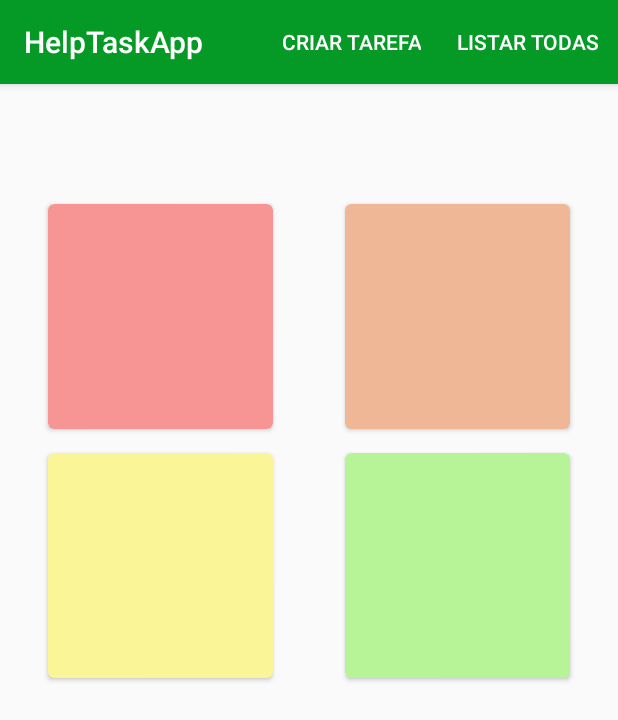
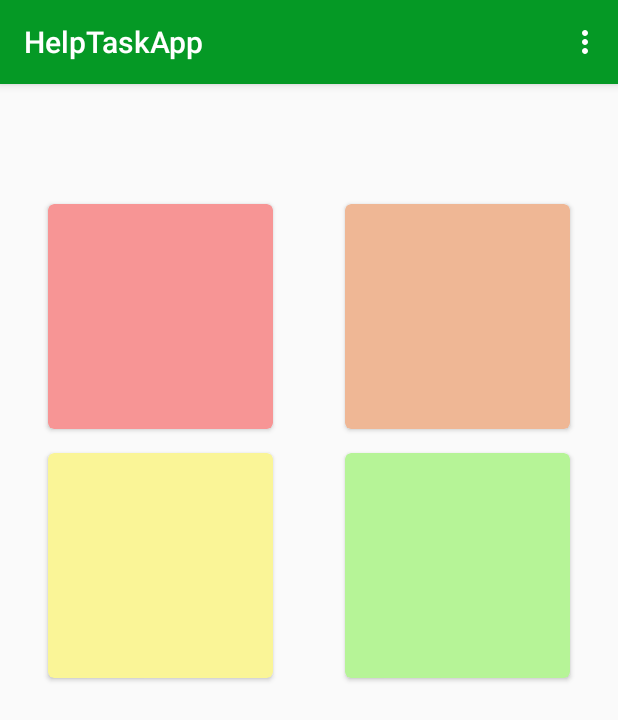
Before and after one commit to vteodoro/HelpTaskApp, an Android app: the screen it shows after launch (MainActivity), on a phone screen of 412 x 824 dp. Shown: the top 720 px of the screen. Run offline under Robolectric (Android 15) with nearby library versions, the phone set to English and light mode, and no system bars; 7 statements that could not run were skipped.

Commit message:
Editar menu

```diff
--- a/app/src/main/res/menu/menu_tarefas.xml
+++ b/app/src/main/res/menu/menu_tarefas.xml
@@ -6,10 +6,10 @@
 
     <item android:title="Criar tarefa"
         android:id="@+id/newTask"
-        app:showAsAction="always"/>
+        app:showAsAction="never"/>
 
     <item android:title="Listar todas"
         android:id="@+id/list"
-        app:showAsAction="always"/>
+        app:showAsAction="never"/>
 
 </menu>
```
